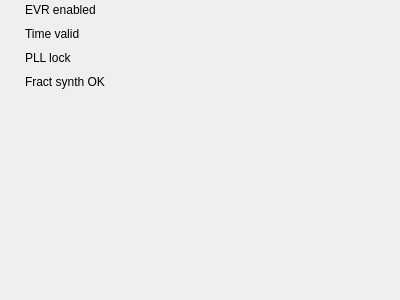
The window that evrMrmApp/opi/EVR/G_EVR_VME-300_main-status.ui (paulscherrerinstitute/mrfioc2) describes before a commit, drawn with Qt 5.
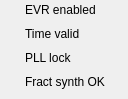
The same window after the commit. Custom widgets are drawn as their Qt base class.

The edit to the form file:
```diff
--- a/evrMrmApp/opi/EVR/G_EVR_VME-300_main-status.ui
+++ b/evrMrmApp/opi/EVR/G_EVR_VME-300_main-status.ui
@@ -6,8 +6,8 @@
    <rect>
     <x>0</x>
     <y>0</y>
-    <width>400</width>
-    <height>300</height>
+    <width>128</width>
+    <height>99</height>
    </rect>
   </property>
   <property name="windowTitle">
```
